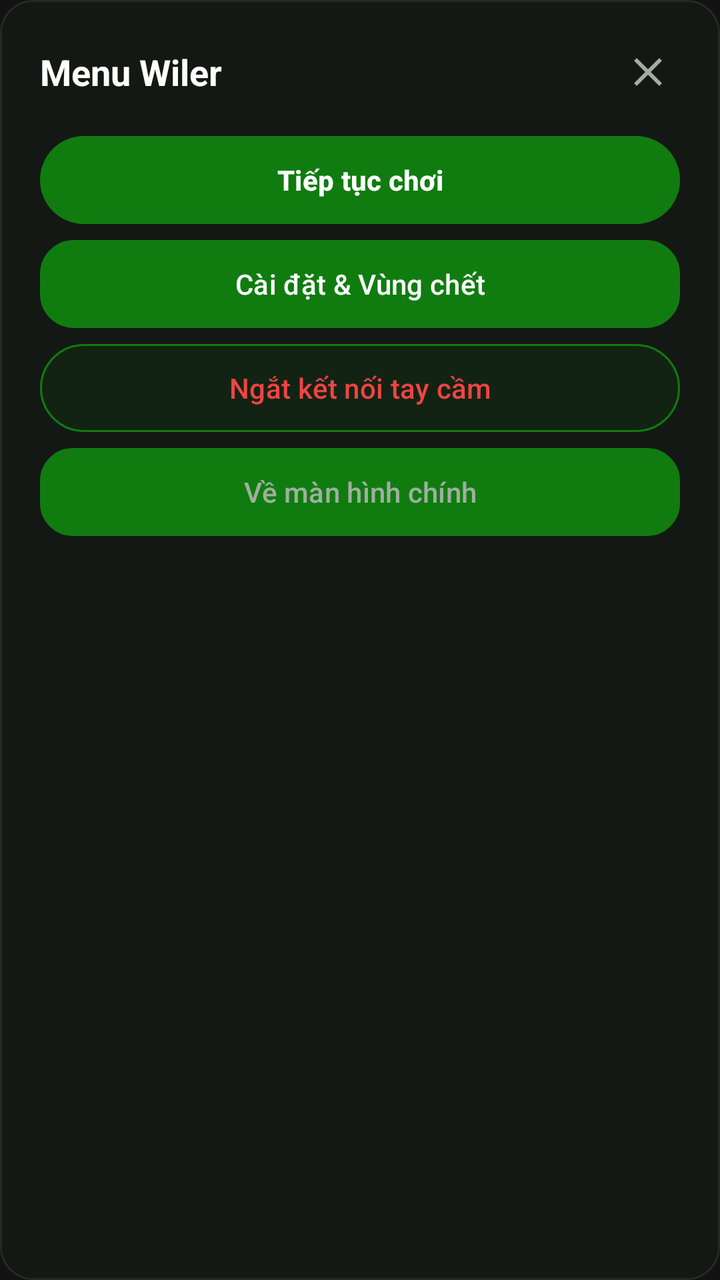
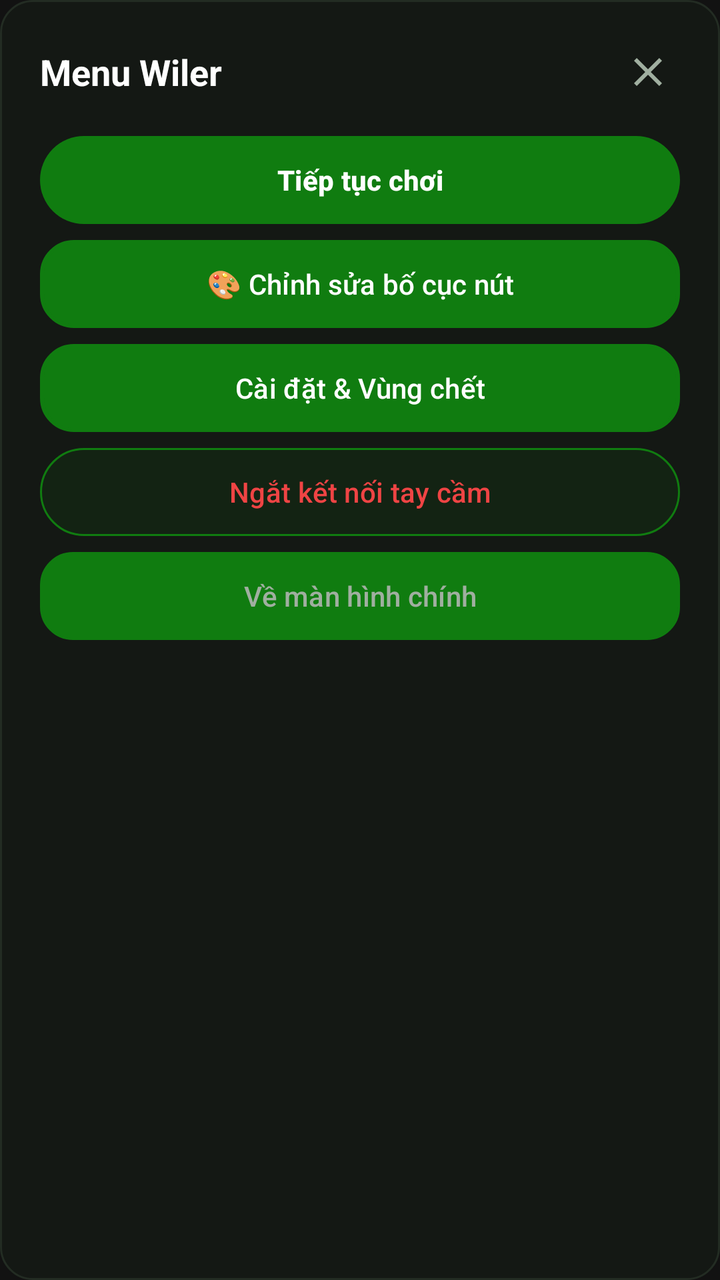

Screens rendered from an Android XML layout before and after an edit, with the pre-edit source and the edit as a unified diff.
<!-- AndroidManifest.xml: application theme Theme.Wiler -->
<!-- res/layout/dialog_quick_menu.xml -->
<?xml version="1.0" encoding="utf-8"?>
<LinearLayout xmlns:android="http://schemas.android.com/apk/res/android"
    xmlns:app="http://schemas.android.com/apk/res-auto"
    android:layout_width="320dp"
    android:layout_height="wrap_content"
    android:background="@drawable/bg_card_dark"
    android:orientation="vertical"
    android:padding="20dp">

    <RelativeLayout
        android:layout_width="match_parent"
        android:layout_height="wrap_content"
        android:layout_marginBottom="16dp">

        <TextView
            android:layout_width="wrap_content"
            android:layout_height="wrap_content"
            android:layout_alignParentStart="true"
            android:layout_centerVertical="true"
            android:text="Menu Wiler"
            android:textColor="#FFFFFF"
            android:textSize="18sp"
            android:textStyle="bold" />

        <ImageView
            android:id="@+id/btnCloseQuickMenu"
            android:layout_width="32dp"
            android:layout_height="32dp"
            android:layout_alignParentEnd="true"
            android:layout_centerVertical="true"
            android:background="?attr/selectableItemBackgroundBorderless"
            android:padding="4dp"
            android:src="@drawable/ic_close"
            app:tint="#A0AFA0" />
    </RelativeLayout>

    <Button
        android:id="@+id/btnQuickResume"
        android:layout_width="match_parent"
        android:layout_height="44dp"
        android:layout_marginBottom="8dp"
        android:background="@drawable/bg_button_green"
        android:minHeight="0dp"
        android:text="Tiếp tục chơi"
        android:textAllCaps="false"
        android:textColor="#FFFFFF"
        android:textSize="14sp"
        android:textStyle="bold" />

    <Button
        android:id="@+id/btnQuickSettings"
        android:layout_width="match_parent"
        android:layout_height="44dp"
        android:layout_marginBottom="8dp"
        android:background="@drawable/bg_card_dark_selected"
        android:minHeight="0dp"
        android:text="Cài đặt &amp; Vùng chết"
        android:textAllCaps="false"
        android:textColor="#FFFFFF"
        android:textSize="14sp" />

    <Button
        android:id="@+id/btnQuickDisconnect"
        android:layout_width="match_parent"
        android:layout_height="44dp"
        android:layout_marginBottom="8dp"
        android:background="@drawable/bg_button_danger_outline"
        android:minHeight="0dp"
        android:text="Ngắt kết nối tay cầm"
        android:textAllCaps="false"
        android:textColor="#EF4444"
        android:textSize="14sp" />

    <Button
        android:id="@+id/btnQuickExit"
        android:layout_width="match_parent"
        android:layout_height="44dp"
        android:background="@drawable/bg_card_dark"
        android:minHeight="0dp"
        android:text="Về màn hình chính"
        android:textAllCaps="false"
        android:textColor="#A0AFA0"
        android:textSize="14sp" />
</LinearLayout>
<!-- resources referenced by this layout -->
<resources>
  <!-- drawable bg_button_danger_outline (drawable) -->
  <?xml version="1.0" encoding="utf-8"?>
  <ripple xmlns:android="http://schemas.android.com/apk/res/android"
      android:color="#40E81123">
      <item>
          <shape android:shape="rectangle">
              <corners android:radius="24dp" />
              <solid android:color="#1A281111" />
              <stroke
                  android:width="1dp"
                  android:color="#E81123" />
          </shape>
      </item>
  </ripple>
  <!-- drawable bg_button_green (drawable) -->
  <?xml version="1.0" encoding="utf-8"?>
  <ripple xmlns:android="http://schemas.android.com/apk/res/android"
      android:color="#40FFFFFF">
      <item>
          <shape android:shape="rectangle">
              <corners android:radius="24dp" />
              <solid android:color="#107C10" />
          </shape>
      </item>
  </ripple>
  <!-- drawable bg_card_dark (drawable) -->
  <?xml version="1.0" encoding="utf-8"?>
  <shape xmlns:android="http://schemas.android.com/apk/res/android"
      android:shape="rectangle">
      <corners android:radius="16dp" />
      <solid android:color="#141814" />
      <stroke
          android:width="1dp"
          android:color="#232C23" />
  </shape>
  <!-- drawable bg_card_dark_selected (drawable) -->
  <?xml version="1.0" encoding="utf-8"?>
  <shape xmlns:android="http://schemas.android.com/apk/res/android"
      android:shape="rectangle">
      <corners android:radius="16dp" />
      <solid android:color="#141E14" />
      <stroke
          android:width="2dp"
          android:color="#16C60C" />
  </shape>
  <!-- drawable ic_close (drawable) -->
  <vector xmlns:android="http://schemas.android.com/apk/res/android"
      android:width="24dp"
      android:height="24dp"
      android:viewportWidth="24"
      android:viewportHeight="24">
    <path
        android:fillColor="#FFFFFFFF"
        android:pathData="M19,6.41L17.59,5 12,10.59 6.41,5 5,6.41 10.59,12 5,17.59 6.41,19 12,13.41 17.59,19 19,17.59 13.41,12z"/>
  </vector>
  <style name="Theme.Wiler" parent="Theme.Material3.Dark.NoActionBar">
          <item name="android:statusBarColor">@color/bg_dark</item>
          <item name="android:navigationBarColor">@color/bg_dark</item>
          <item name="android:windowBackground">@color/bg_dark</item>
          <item name="colorPrimary">@color/xbox_green</item>
      </style>
  <color name="bg_dark">#121212</color>
  <color name="xbox_green">#107C10</color>
</resources>

<!-- the commit's change to res/layout/dialog_quick_menu.xml (unified diff, before → after) -->
@@ -48,6 +48,18 @@
         android:textStyle="bold" />
 
     <Button
+        android:id="@+id/btnQuickEditLayout"
+        android:layout_width="match_parent"
+        android:layout_height="44dp"
+        android:layout_marginBottom="8dp"
+        android:background="@drawable/bg_card_dark_selected"
+        android:minHeight="0dp"
+        android:text="🎨 Chỉnh sửa bố cục nút"
+        android:textAllCaps="false"
+        android:textColor="#FFFFFF"
+        android:textSize="14sp" />
+
+    <Button
         android:id="@+id/btnQuickSettings"
         android:layout_width="match_parent"
         android:layout_height="44dp"
